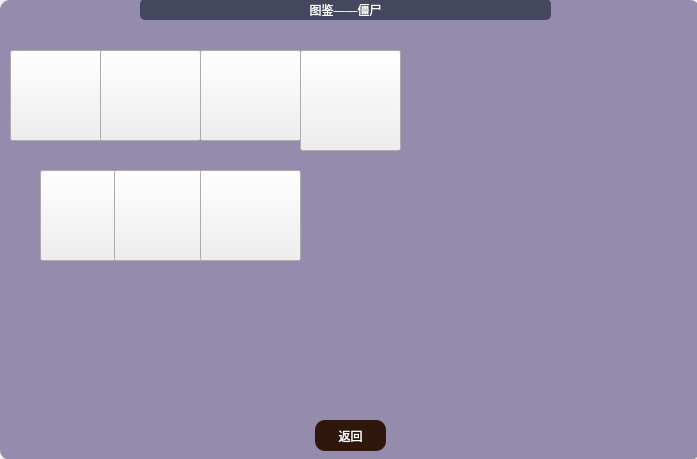
Flechazotao/PVZ, file plants-vs-zombies/introducezombies.ui: the form before one commit.
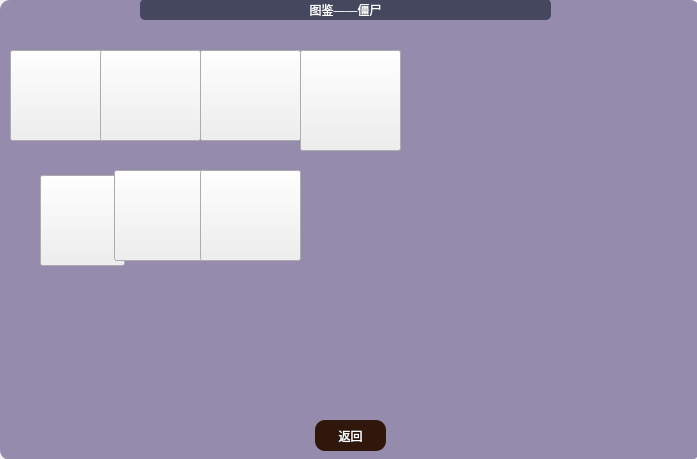
The form after the commit. Icons and pictures are not drawn.

The edit to the form file:
```diff
--- a/plants-vs-zombies/introducezombies.ui
+++ b/plants-vs-zombies/introducezombies.ui
@@ -116,9 +116,9 @@
     <widget class="QLabel" name="name">
      <property name="geometry">
       <rect>
-       <x>48</x>
+       <x>18</x>
        <y>200</y>
-       <width>161</width>
+       <width>221</width>
        <height>25</height>
       </rect>
      </property>
@@ -194,7 +194,7 @@
     <property name="geometry">
      <rect>
       <x>40</x>
-      <y>170</y>
+      <y>175</y>
       <width>85</width>
       <height>91</height>
      </rect>
```
